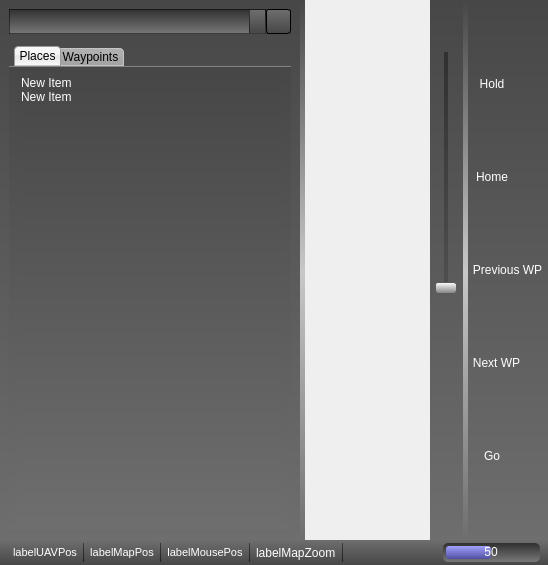
The window that ground/src/plugins/opmap/opmap_widget.ui (openpilot/OpenPilot) describes before a commit, drawn with Qt 5.
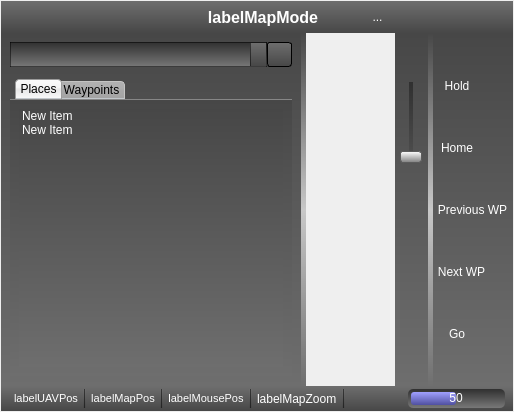
The same window after the commit. Icons and pictures are not drawn.

Commit message: Added 'map modes' to the opmap plug-in. "Nomral map mode" and "Magic waypoint map mode". Not yet complete!

```diff
--- a/ground/src/plugins/opmap/opmap_widget.ui
+++ b/ground/src/plugins/opmap/opmap_widget.ui
@@ -6,8 +6,8 @@
    <rect>
     <x>0</x>
     <y>0</y>
-    <width>548</width>
-    <height>565</height>
+    <width>514</width>
+    <height>412</height>
    </rect>
   </property>
   <property name="sizePolicy">
@@ -30,8 +30,253 @@
     <number>0</number>
    </property>
    <property name="margin">
-    <number>0</number>
+    <number>1</number>
    </property>
+   <item>
+    <widget class="QFrame" name="frameTopBar">
+     <property name="sizePolicy">
+      <sizepolicy hsizetype="Expanding" vsizetype="Preferred">
+       <horstretch>0</horstretch>
+       <verstretch>0</verstretch>
+      </sizepolicy>
+     </property>
+     <property name="minimumSize">
+      <size>
+       <width>0</width>
+       <height>0</height>
+      </size>
+     </property>
+     <property name="maximumSize">
+      <size>
+       <width>16777215</width>
+       <height>32</height>
+      </size>
+     </property>
+     <property name="contextMenuPolicy">
+      <enum>Qt::NoContextMenu</enum>
+     </property>
+     <property name="styleSheet">
+      <string notr="true">QFrame{
+background-color: qlineargradient(spread:pad, x1:0.5, y1:0, x2:0.5, y2:1, stop:0 rgba(110, 110, 110, 255), stop:1 rgba(71, 71, 71, 255));
+color: rgba(0, 0, 0, 128);
+}
+
+QLabel {
+background-color: transparent;
+/* background-color: qlineargradient(spread:pad, x1:0.5, y1:0, x2:0.5, y2:1, stop:0 rgba(0, 0, 0, 80), stop:1 rgba(0, 0, 0, 80)); */
+color: rgb(255, 255, 255);
+/*border: 1px solid black;*/
+border: none;
+border-radius: 2px;
+}
+
+QToolButton {	/* all types of tool button */ 
+background-color: transparent;
+color: rgb(255, 255, 255);
+/*border-style: none;*/
+/* border: 1px solid rgba(0, 0, 0, 64);  */
+/* border: 0px; */
+border-radius: 3px;
+}
+QToolButton:hover {
+background-color: qlineargradient(spread:pad, x1:0.5, y1:0, x2:0.5, y2:1, stop:0 rgba(255, 255, 255, 200), stop:1 rgba(180, 180, 180, 200));
+color: rgb(255, 255, 255);
+border: 0px; 
+border-radius: 3px;
+}
+QToolButton:pressed {
+background-color: qlineargradient(spread:pad, x1:0.5, y1:0, x2:0.5, y2:1, stop:0 rgba(48, 48, 48, 255), stop:1 rgba(120, 120, 120, 255));
+color: rgb(255, 255, 255);
+border: 0px; 
+border-radius: 3px;
+}
+
+QToolButton:checked {
+background-color: qlineargradient(spread:pad, x1:0.5, y1:0, x2:0.5, y2:1, stop:0 rgba(48, 48, 48, 255), stop:1 rgba(120, 120, 120, 255));
+color: rgb(255, 255, 255);
+border: 0px; 
+border-radius: 3px;
+}
+
+
+QComboBox {
+background-color: qlineargradient(spread:pad, x1:0.5, y1:0, x2:0.5, y2:1, stop:0 rgba(48, 48, 48, 255), stop:1 rgba(120, 120, 120, 255));
+color: rgba(255, 255, 255, 255);
+border: 1px solid rgba(0, 0, 0, 128); 
+border-radius: 0px;
+}
+QComboBox::down-arrow:on {
+background-color: qlineargradient(spread:pad, x1:0.5, y1:0, x2:0.5, y2:1, stop:0 rgba(48, 48, 48, 255), stop:1 rgba(120, 120, 120, 255));
+top: 1px; left: 1px;	/* move the arrow when the popup is open */
+}
+QComboBox::down-arrow {
+     image: url(:/opmap/images/combobox_down_arrow.png);
+}
+QComboBox:drop-down {
+background-color: qlineargradient(spread:pad, x1:0.5, y1:0, x2:0.5, y2:1, stop:0 rgba(110, 110, 110, 255), stop:1 rgba(71, 71, 71, 255));
+border-left: 1px solid rgba(0, 0, 0, 128);
+/*     subcontrol-origin: padding;
+     subcontrol-position: top right;
+     border-top-right-radius: 1px;
+     border-bottom-right-radius: 1px; */
+}
+QComboBox QAbstractItemView { /* the drop down list */
+background-color: rgb(255, 255, 255);
+color: rgb(0, 0, 0);
+border: 1px solid rgba(0, 0, 0, 128);
+selection-background-color: rgb(160, 160, 255);
+border-radius: 2px;
+}
+</string>
+     </property>
+     <property name="frameShape">
+      <enum>QFrame::NoFrame</enum>
+     </property>
+     <property name="frameShadow">
+      <enum>QFrame::Plain</enum>
+     </property>
+     <layout class="QHBoxLayout" name="horizontalLayout_4">
+      <property name="spacing">
+       <number>0</number>
+      </property>
+      <property name="leftMargin">
+       <number>0</number>
+      </property>
+      <property name="topMargin">
+       <number>2</number>
+      </property>
+      <property name="rightMargin">
+       <number>0</number>
+      </property>
+      <property name="bottomMargin">
+       <number>2</number>
+      </property>
+      <item>
+       <layout class="QHBoxLayout" name="layoutWidgetStatusBar_2">
+        <property name="spacing">
+         <number>5</number>
+        </property>
+        <property name="leftMargin">
+         <number>3</number>
+        </property>
+        <property name="rightMargin">
+         <number>8</number>
+        </property>
+        <item>
+         <spacer name="horizontalSpacer_5">
+          <property name="orientation">
+           <enum>Qt::Horizontal</enum>
+          </property>
+          <property name="sizeHint" stdset="0">
+           <size>
+            <width>10</width>
+            <height>20</height>
+           </size>
+          </property>
+         </spacer>
+        </item>
+        <item>
+         <widget class="QToolButton" name="toolButtonMapModeLeft">
+          <property name="text">
+           <string/>
+          </property>
+          <property name="icon">
+           <iconset resource="../coreplugin/core.qrc">
+            <normaloff>:/core/images/prev.png</normaloff>:/core/images/prev.png</iconset>
+          </property>
+          <property name="iconSize">
+           <size>
+            <width>32</width>
+            <height>32</height>
+           </size>
+          </property>
+          <property name="checkable">
+           <bool>false</bool>
+          </property>
+         </widget>
+        </item>
+        <item>
+         <widget class="QLabel" name="labelMapMode">
+          <property name="sizePolicy">
+           <sizepolicy hsizetype="MinimumExpanding" vsizetype="Preferred">
+            <horstretch>0</horstretch>
+            <verstretch>0</verstretch>
+           </sizepolicy>
+          </property>
+          <property name="minimumSize">
+           <size>
+            <width>200</width>
+            <height>0</height>
+           </size>
+          </property>
+          <property name="font">
+           <font>
+            <family>MS Sans Serif</family>
+            <pointsize>12</pointsize>
+            <weight>75</weight>
+            <italic>false</italic>
+            <bold>true</bold>
+            <kerning>true</kerning>
+           </font>
+          </property>
+          <property name="toolTip">
+           <string>Mouse position</string>
+          </property>
+          <property name="styleSheet">
+           <string notr="true"/>
+          </property>
+          <property name="frameShape">
+           <enum>QFrame::NoFrame</enum>
+          </property>
+          <property name="frameShadow">
+           <enum>QFrame::Plain</enum>
+          </property>
+          <property name="text">
+           <string>labelMapMode</string>
+          </property>
+          <property name="alignment">
+           <set>Qt::AlignCenter</set>
+          </property>
+          <property name="margin">
+           <number>5</number>
+          </property>
+         </widget>
+        </item>
+        <item>
+         <widget class="QToolButton" name="toolButtonMapModeRight">
+          <property name="text">
+           <string>...</string>
+          </property>
+          <property name="icon">
+           <iconset resource="../coreplugin/core.qrc">
+            <normaloff>:/core/images/next.png</normaloff>:/core/images/next.png</iconset>
+          </property>
+          <property name="iconSize">
+           <size>
+            <width>32</width>
+            <height>32</height>
+           </size>
+          </property>
+         </widget>
+        </item>
+        <item>
+         <spacer name="horizontalSpacer_4">
+          <property name="orientation">
+           <enum>Qt::Horizontal</enum>
+          </property>
+          <property name="sizeHint" stdset="0">
+           <size>
+            <width>10</width>
+            <height>20</height>
+           </size>
+          </property>
+         </spacer>
+        </item>
+       </layout>
+      </item>
+     </layout>
+    </widget>
+   </item>
    <item>
     <widget class="QSplitter" name="splitter">
      <property name="styleSheet">
@@ -149,14 +394,14 @@
          <item>
           <widget class="QComboBox" name="comboBoxFindPlace">
            <property name="sizePolicy">
-            <sizepolicy hsizetype="MinimumExpanding" vsizetype="Preferred">
+            <sizepolicy hsizetype="Expanding" vsizetype="Preferred">
              <horstretch>0</horstretch>
              <verstretch>0</verstretch>
             </sizepolicy>
            </property>
            <property name="minimumSize">
             <size>
-             <width>0</width>
+             <width>20</width>
              <height>0</height>
             </size>
            </property>
@@ -623,7 +868,7 @@
           <bool>false</bool>
          </property>
          <property name="acceptDrops">
-          <bool>true</bool>
+          <bool>false</bool>
          </property>
          <property name="styleSheet">
           <string notr="true">
@@ -819,24 +1064,21 @@
              <enum>QFrame::NoFrame</enum>
             </property>
             <property name="frameShadow">
-             <enum>QFrame::Raised</enum>
+             <enum>QFrame::Plain</enum>
+            </property>
+            <property name="lineWidth">
+             <number>2</number>
+            </property>
+            <property name="midLineWidth">
+             <number>0</number>
             </property>
             <layout class="QVBoxLayout" name="verticalLayout_2">
              <property name="spacing">
-              <number>3</number>
+              <number>5</number>
              </property>
-             <property name="leftMargin">
+             <property name="margin">
               <number>1</number>
              </property>
-             <property name="topMargin">
-              <number>6</number>
-             </property>
-             <property name="rightMargin">
-              <number>1</number>
-             </property>
-             <property name="bottomMargin">
-              <number>0</number>
-             </property>
              <item>
               <spacer name="verticalSpacer_3">
                <property name="orientation">
@@ -899,7 +1141,7 @@
                <property name="minimumSize">
                 <size>
                  <width>0</width>
-                 <height>80</height>
+                 <height>50</height>
                 </size>
                </property>
                <property name="maximumSize">
@@ -1119,38 +1361,6 @@
                </property>
               </widget>
              </item>
-             <item>
-              <widget class="QToolButton" name="toolButtonClearUAVtrail">
-               <property name="toolTip">
-                <string>Clear the UAV trail</string>
-               </property>
-               <property name="styleSheet">
-                <string notr="true"/>
-               </property>
-               <property name="text">
-                <string/>
-               </property>
-               <property name="icon">
-                <iconset resource="opmap.qrc">
-                 <normaloff>:/opmap/images/uav_trail_clear.png</normaloff>:/opmap/images/uav_trail_clear.png</iconset>
-               </property>
-               <property name="iconSize">
-                <size>
-                 <width>28</width>
-                 <height>28</height>
-                </size>
-               </property>
-               <property name="checkable">
-                <bool>false</bool>
-               </property>
-               <property name="autoRepeat">
-                <bool>false</bool>
-               </property>
-               <property name="autoRaise">
-                <bool>false</bool>
-               </property>
-              </widget>
-             </item>
              <item>
               <spacer name="verticalSpacer_2">
                <property name="orientation">
@@ -1225,6 +1435,9 @@
       <property name="frameShape">
        <enum>QFrame::NoFrame</enum>
       </property>
+      <property name="frameShadow">
+       <enum>QFrame::Plain</enum>
+      </property>
       <layout class="QVBoxLayout" name="verticalLayout_4">
        <property name="spacing">
         <number>1</number>
```
The commit also changes 6 other files.
